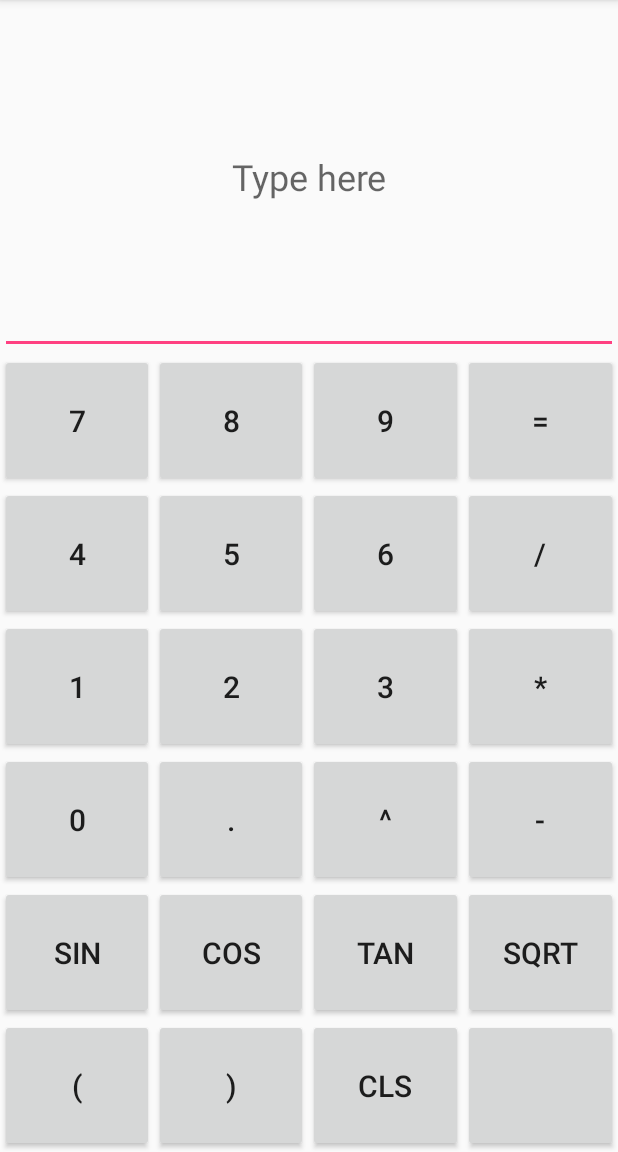
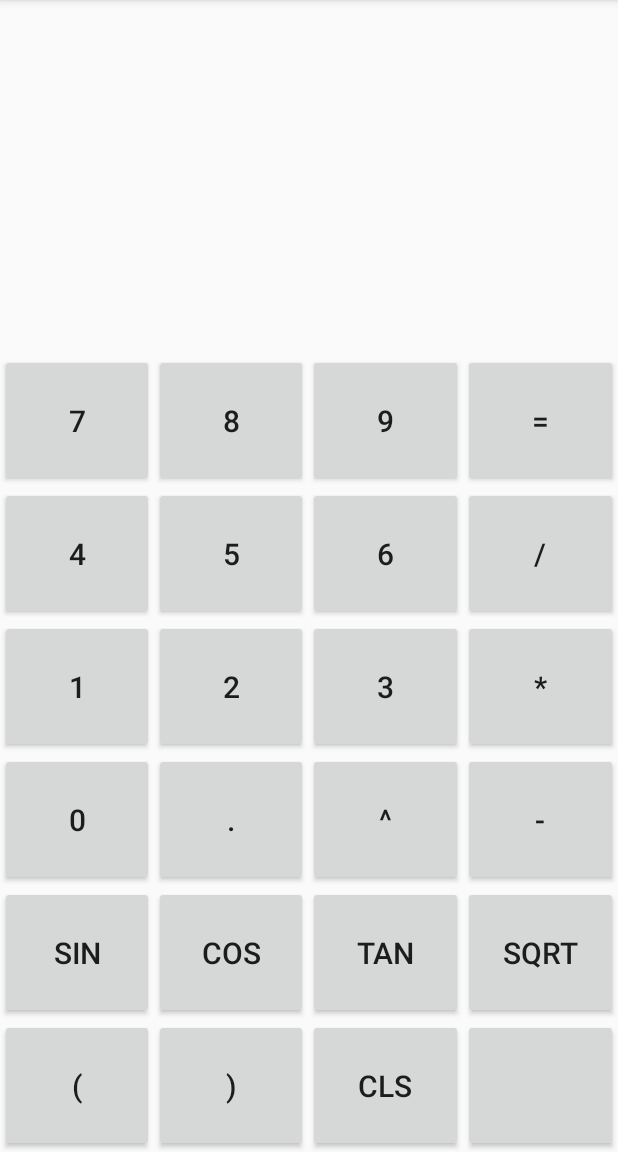
Before and after one commit to su-brat/MyCalculator, an Android app: the screen it shows after launch (MainActivity), on a phone screen of 412 x 824 dp, the part 84-1236 px from its top. Run offline under Robolectric (Android 15) with nearby library versions, the phone set to English and light mode, and no system bars.

Commit message:
Result format changed from edittext to textview.

```diff
--- a/app/src/main/java/com/appstore/mycalculator/MainActivity.java
+++ b/app/src/main/java/com/appstore/mycalculator/MainActivity.java
@@ -4,23 +4,24 @@ import android.support.v7.app.AppCompatActivity;
 import android.os.Bundle;
 import android.view.View;
 import android.widget.Button;
-import android.widget.EditText;
+import android.widget.TextView;
 
 public class MainActivity extends AppCompatActivity {
 
     String expression;
-    EditText text;
+    TextView text;
 
     @Override
     protected void onCreate(Bundle savedInstanceState) {
         super.onCreate(savedInstanceState);
         setContentView(R.layout.activity_main);
         expression = "";
-        text = (EditText)findViewById(R.id.result);
+        text = (TextView) findViewById(R.id.result);
     }
 
     public void equals(View view) {
-        text.setText("" + eval(expression));
+        expression = Double.toString(eval(expression));
+        text.setText(expression);
     }
 
     public void clear(View view) {
--- a/app/src/main/res/layout/activity_main.xml
+++ b/app/src/main/res/layout/activity_main.xml
@@ -7,14 +7,13 @@
     tools:context=".MainActivity">
 
 
-    <EditText
+    <TextView
         android:id="@+id/result"
         android:layout_width="match_parent"
         android:layout_height="0dp"
         android:layout_weight="0.4"
         android:textSize="24sp"
-        android:gravity="center"
-        android:hint="@string/etmsg" />
+        android:gravity="center"/>
 
     <LinearLayout
         android:layout_width="match_parent"
--- a/app/src/main/res/values/strings.xml
+++ b/app/src/main/res/values/strings.xml
@@ -1,4 +1,3 @@
 <resources>
     <string name="app_name">Calculator</string>
-    <string name="etmsg">Type here</string>
 </resources>
```
